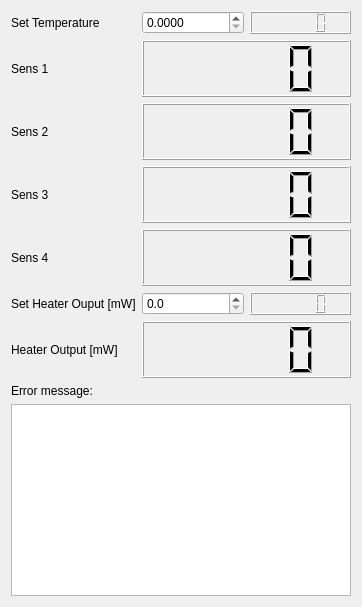
First picture: the form in LakeShore/LakeShore350_control.ui, repository Cryostat-GUI/Cryostat-GUI, before the edit.
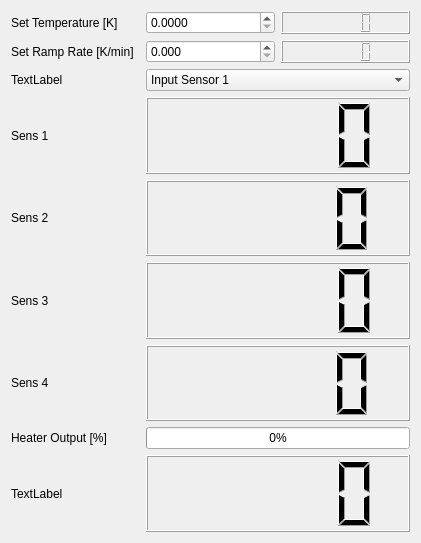
Second picture: the form after the edit.

Commit message:
Lakeshore GUI update, corrections for conformity
- updated the LakeShore Window
- changed some names to be consistent with other devices
- let's try whether this runs...

Diff of the .ui file:
```diff
--- a/LakeShore/LakeShore350_control.ui
+++ b/LakeShore/LakeShore350_control.ui
@@ -6,20 +6,17 @@
    <rect>
     <x>0</x>
     <y>0</y>
-    <width>362</width>
-    <height>607</height>
+    <width>421</width>
+    <height>543</height>
    </rect>
   </property>
   <property name="windowTitle">
    <string>LakeShore 350 Control</string>
   </property>
-  <layout class="QGridLayout" name="gridLayout_2" rowstretch="5,0,0">
-   <item row="2" column="0">
-    <widget class="QTextBrowser" name="textErrors"/>
-   </item>
+  <layout class="QGridLayout" name="gridLayout_2" rowstretch="5,0">
    <item row="0" column="0">
     <layout class="QGridLayout" name="gridLayout">
-     <item row="2" column="0">
+     <item row="4" column="0">
       <widget class="QLabel" name="label_3">
        <property name="text">
         <string>Sens 2</string>
@@ -29,37 +26,27 @@
      <item row="0" column="0">
       <widget class="QLabel" name="label">
        <property name="text">
-        <string>Set Temperature</string>
+        <string>Set Temperature [K]</string>
        </property>
       </widget>
      </item>
-     <item row="6" column="1" colspan="2">
-      <widget class="QLCDNumber" name="lcdHeaterOutput_mW"/>
-     </item>
-     <item row="3" column="0">
+     <item row="5" column="0">
       <widget class="QLabel" name="label_6">
        <property name="text">
         <string>Sens 3</string>
        </property>
       </widget>
      </item>
-     <item row="6" column="0">
-      <widget class="QLabel" name="label_5">
-       <property name="text">
-        <string>Heater Output [mW]</string>
-       </property>
-      </widget>
-     </item>
-     <item row="5" column="0">
-      <widget class="QLabel" name="label_4">
-       <property name="text">
-        <string>Set Heater Ouput [mW]</string>
-       </property>
-      </widget>
-     </item>
      <item row="0" column="2">
       <widget class="QLCDNumber" name="lcdSetTemp_K"/>
      </item>
+     <item row="8" column="0">
+      <widget class="QLabel" name="label_5">
+       <property name="text">
+        <string>Heater Output [%]</string>
+       </property>
+      </widget>
+     </item>
      <item row="0" column="1">
       <widget class="QDoubleSpinBox" name="spinSetTemp_K">
        <property name="decimals">
@@ -70,54 +57,102 @@
        </property>
       </widget>
      </item>
-     <item row="5" column="2">
-      <widget class="QLCDNumber" name="lcdSetHeater_mW"/>
-     </item>
-     <item row="5" column="1">
-      <widget class="QDoubleSpinBox" name="spinSetHeater_mW">
-       <property name="decimals">
-        <number>1</number>
-       </property>
-       <property name="maximum">
-        <double>1000.000000000000000</double>
-       </property>
-      </widget>
-     </item>
-     <item row="1" column="1" colspan="2">
-      <widget class="QLCDNumber" name="lcdSensor1_K"/>
-     </item>
-     <item row="1" column="0">
+     <item row="3" column="0">
       <widget class="QLabel" name="label_2">
        <property name="text">
         <string>Sens 1</string>
        </property>
       </widget>
      </item>
-     <item row="2" column="1" colspan="2">
+     <item row="3" column="1" colspan="2">
+      <widget class="QLCDNumber" name="lcdSensor1_K"/>
+     </item>
+     <item row="4" column="1" colspan="2">
       <widget class="QLCDNumber" name="lcdSensor2_K"/>
      </item>
-     <item row="4" column="0">
+     <item row="6" column="0">
       <widget class="QLabel" name="label_7">
        <property name="text">
         <string>Sens 4</string>
        </property>
       </widget>
      </item>
-     <item row="3" column="1" colspan="2">
+     <item row="5" column="1" colspan="2">
       <widget class="QLCDNumber" name="lcdSensor3_K"/>
      </item>
-     <item row="4" column="1" colspan="2">
+     <item row="6" column="1" colspan="2">
       <widget class="QLCDNumber" name="lcdSensor4_K"/>
      </item>
+     <item row="1" column="0">
+      <widget class="QLabel" name="label_4">
+       <property name="text">
+        <string>Set Ramp Rate [K/min]</string>
+       </property>
+      </widget>
+     </item>
+     <item row="2" column="0">
+      <widget class="QLabel" name="label_8">
+       <property name="text">
+        <string>TextLabel</string>
+       </property>
+      </widget>
+     </item>
+     <item row="2" column="1" colspan="2">
+      <widget class="QComboBox" name="comboSetInput_Sensor">
+       <item>
+        <property name="text">
+         <string>Input Sensor 1</string>
+        </property>
+       </item>
+       <item>
+        <property name="text">
+         <string>Input Sensor 2</string>
+        </property>
+       </item>
+       <item>
+        <property name="text">
+         <string>Input Sensor 3</string>
+        </property>
+       </item>
+       <item>
+        <property name="text">
+         <string>Input Sensor 4</string>
+        </property>
+       </item>
+      </widget>
+     </item>
+     <item row="1" column="2">
+      <widget class="QLCDNumber" name="lcdSetRampRate_Kpmin"/>
+     </item>
+     <item row="1" column="1">
+      <widget class="QDoubleSpinBox" name="spinSetRampRate_Kpmin">
+       <property name="decimals">
+        <number>3</number>
+       </property>
+       <property name="maximum">
+        <double>100.000000000000000</double>
+       </property>
+      </widget>
+     </item>
+     <item row="8" column="1" colspan="2">
+      <widget class="QProgressBar" name="progressHeaterOutput_percentage">
+       <property name="value">
+        <number>0</number>
+       </property>
+      </widget>
+     </item>
+     <item row="9" column="0">
+      <widget class="QLabel" name="label_9">
+       <property name="text">
+        <string>TextLabel</string>
+       </property>
+      </widget>
+     </item>
+     <item row="9" column="1" colspan="2">
+      <widget class="QLCDNumber" name="lcdHeaterOutput_mW"/>
+     </item>
     </layout>
    </item>
-   <item row="1" column="0">
-    <widget class="QLabel" name="label_8">
-     <property name="text">
-      <string>Error message: </string>
-     </property>
-    </widget>
-   </item>
   </layout>
  </widget>
  <resources/>
```
The commit also changes 3 other files.
